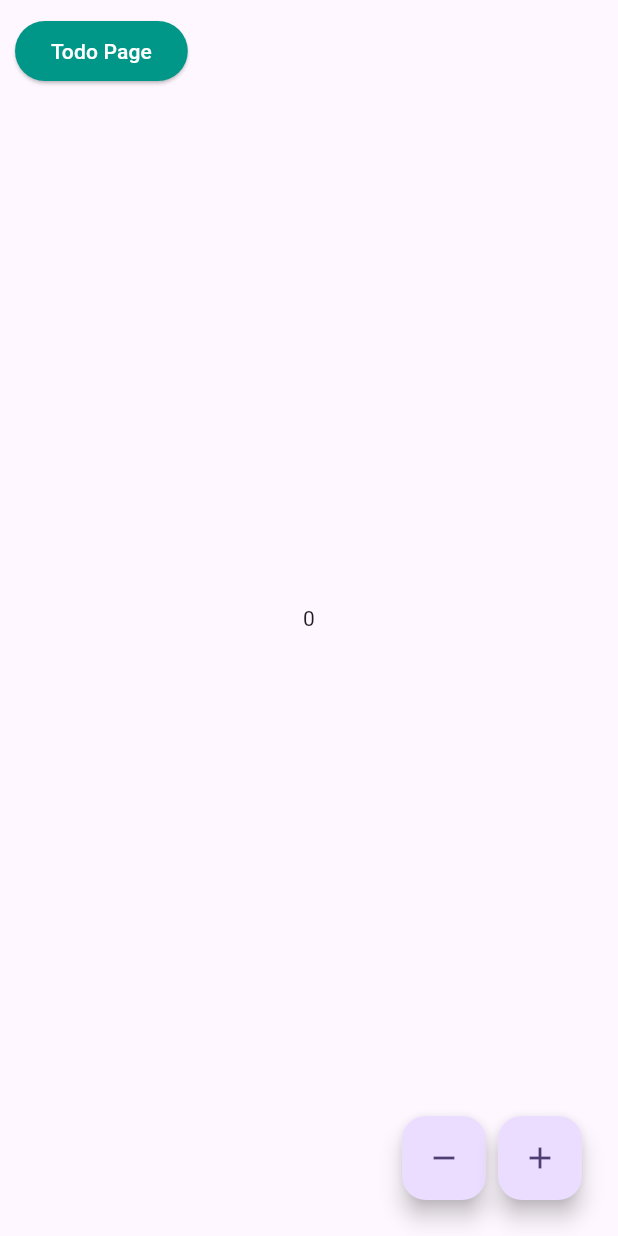
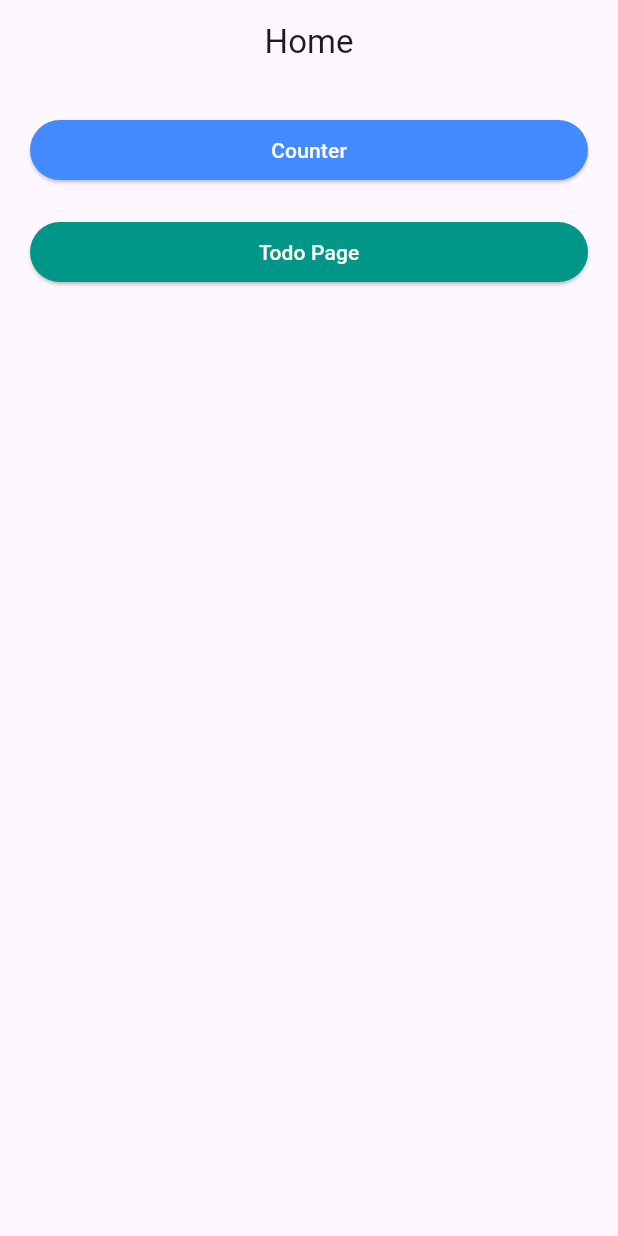
Before and after one commit to dewaasmara589/Flutter-Build-With-Angga, a Flutter app: the screen it shows after launch, on a phone screen of 412 x 824 dp. Run offline on Flutter 3.47's test engine with Material 3 defaults, Android fonts, the phone set to English and light mode, and no system bars; our stand-ins replace flutter_riverpod, go_router, riverpod_annotation; generated files the repository leaves out were written again.

Commit message:
Riverpod_Flutter - Keep Alive

```diff
--- a/Riverpod_Flutter/lib/main.dart
+++ b/Riverpod_Flutter/lib/main.dart
@@ -1,6 +1,8 @@
 import 'package:flutter/material.dart';
 import 'package:flutter_riverpod/flutter_riverpod.dart';
 import 'package:riverpod_flutter/pages/counter_page.dart';
+import 'package:riverpod_flutter/pages/home_page.dart';
+import 'package:riverpod_flutter/pages/todo_page.dart';
 
 void main() {
   runApp(
@@ -20,7 +22,11 @@ class MyApp extends StatelessWidget {
       theme: ThemeData(
         colorScheme: .fromSeed(seedColor: Colors.deepPurple),
       ),
-      home: CounterPage(),
+      home: HomePage(),
+      routes: {
+        "/counter": (context) => const CounterPage(),
+        "/todo": (context) => const TodoPage(),
+      },
     );
   }
 }
--- a/Riverpod_Flutter/lib/pages/counter_page.dart
+++ b/Riverpod_Flutter/lib/pages/counter_page.dart
@@ -1,7 +1,6 @@
 import 'package:flutter/cupertino.dart';
 import 'package:flutter/material.dart';
 import 'package:flutter_riverpod/flutter_riverpod.dart';
-import 'package:riverpod_flutter/pages/todo_page.dart';
 import 'package:riverpod_flutter/providers/counter_provider.dart';
 
 class CounterPage extends ConsumerWidget {
@@ -11,22 +10,11 @@ class CounterPage extends ConsumerWidget {
   Widget build(BuildContext context, WidgetRef ref) {
     print('build Page');
     return Scaffold(
-      body: Stack(
-        children: [
-          Padding(
-            padding: EdgeInsetsGeometry.only(top: 10.0, left: 10.0),
-            child: ElevatedButton(
-              onPressed: (){
-                Navigator.push(context, MaterialPageRoute(builder: (context) => const TodoPage()));
-              },
-              child: Text("Todo Page"),
-              style: ElevatedButton.styleFrom(
-                backgroundColor: Colors.teal, // Background color
-                foregroundColor: Colors.white, // Text/icon color
+      appBar: AppBar(
+        title: const Text('Counter'),
+        centerTitle: true,
       ),
-            ),
-          ),
-          Center(
+      body: Center(
         child: Consumer(
           builder: (context, wiRef, child) {
             print('build Text Counter');
@@ -34,8 +22,6 @@ class CounterPage extends ConsumerWidget {
             return Text("$counter");
           }
         ),
-          ),
-        ],
       ),
       floatingActionButton: ButtonBar(
         children: [
--- /dev/null
+++ b/Riverpod_Flutter/lib/pages/home_page.dart
@@ -0,0 +1,42 @@
+
+import 'package:flutter/cupertino.dart';
+import 'package:flutter/material.dart';
+
+class HomePage extends StatelessWidget{
+  @override
+  Widget build(BuildContext context) {
+    return Scaffold(
+      appBar: AppBar(
+        title: const Text('Home'),
+        centerTitle: true,
+      ),
+      body: ListView(
+        padding: EdgeInsetsGeometry.all(20.0),
+        children: [
+          ElevatedButton(
+            onPressed: (){
+              Navigator.pushNamed(context, '/counter');
+            },
+            child: Text("Counter"),
+            style: ElevatedButton.styleFrom(
+              backgroundColor: Colors.blueAccent, // Background color
+              foregroundColor: Colors.white, // Text/icon color
+            ),
+          ),
+          SizedBox(height: 20.0,),
+          ElevatedButton(
+            onPressed: (){
+              Navigator.pushNamed(context, '/todo');
+            },
+            child: Text("Todo Page"),
+            style: ElevatedButton.styleFrom(
+              backgroundColor: Colors.teal, // Background color
+              foregroundColor: Colors.white, // Text/icon color
+            ),
+          ),
+        ],
+      ),
+    );
+  }
+
+}
--- a/Riverpod_Flutter/lib/providers/todo_provider.dart
+++ b/Riverpod_Flutter/lib/providers/todo_provider.dart
@@ -6,7 +6,8 @@ import 'package:uuid/uuid.dart';
 // tambahkan ini lalu jalankan di terminal 'dart run build_runner watch'
 part 'todo_provider.g.dart';
 
-@riverpod
+// menyimpan data state agar tidak dihapus ketika pindah halaman
+@Riverpod(keepAlive: true)
 class TodoNotifier extends _$TodoNotifier {
   @override
   List<Todo> build() => <Todo>[];
```
Also changed, not shown: Riverpod_Flutter/lib/providers/todo_provider.g.dart. Lines whose indentation alone changed are shown as unchanged.
